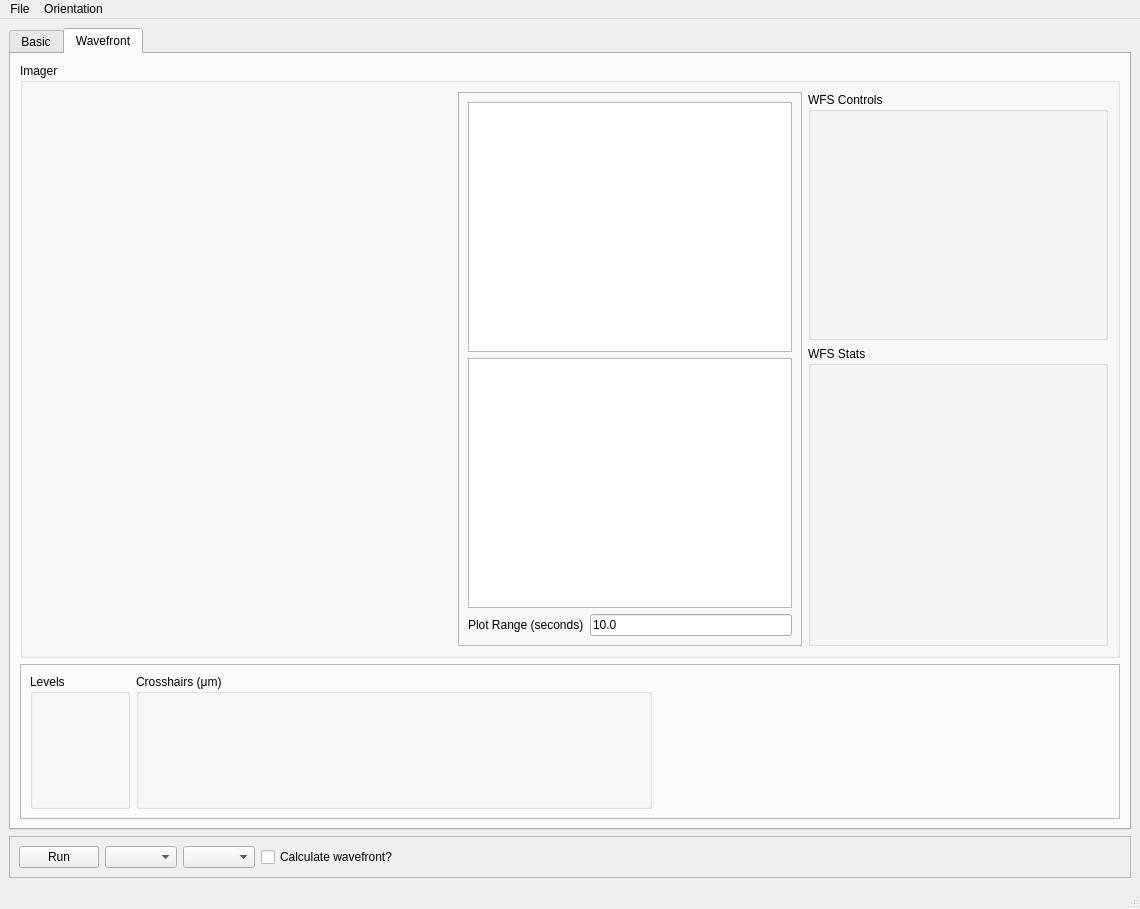
Old version of the form PPM_centroid/PPM_screen.ui in the repository mseaberg/slit_alignment.
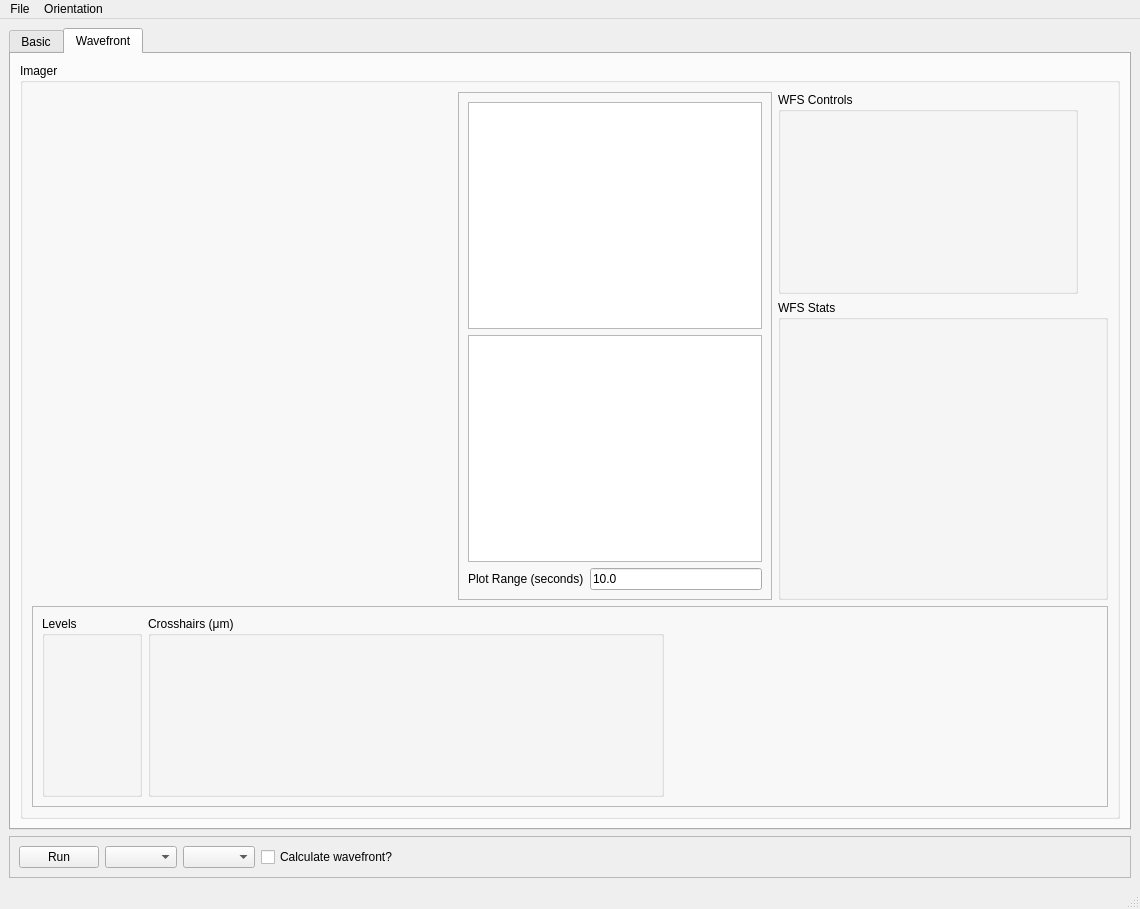
New version of the form. Custom widgets are drawn as their Qt base class.

Patch:
```diff
--- a/PPM_centroid/PPM_screen.ui
+++ b/PPM_centroid/PPM_screen.ui
@@ -280,6 +280,12 @@
           <layout class="QGridLayout" name="gridLayout_7">
            <item row="0" column="0" rowspan="2">
             <widget class="LineoutImage" name="wavefrontWidget" native="true">
+             <property name="sizePolicy">
+              <sizepolicy hsizetype="Expanding" vsizetype="Preferred">
+               <horstretch>0</horstretch>
+               <verstretch>0</verstretch>
+              </sizepolicy>
+             </property>
              <property name="minimumSize">
               <size>
                <width>420</width>
@@ -290,6 +296,12 @@
            </item>
            <item row="0" column="1" rowspan="2">
             <widget class="QFrame" name="frame_4">
+             <property name="sizePolicy">
+              <sizepolicy hsizetype="Expanding" vsizetype="Preferred">
+               <horstretch>0</horstretch>
+               <verstretch>0</verstretch>
+              </sizepolicy>
+             </property>
              <property name="minimumSize">
               <size>
                <width>300</width>
@@ -354,10 +366,16 @@
             <widget class="QGroupBox" name="groupBox_5">
              <property name="minimumSize">
               <size>
-               <width>300</width>
+               <width>330</width>
                <height>300</height>
               </size>
              </property>
+             <property name="maximumSize">
+              <size>
+               <width>330</width>
+               <height>16777215</height>
+              </size>
+             </property>
              <property name="title">
               <string>WFS Stats</string>
              </property>
@@ -368,10 +386,7 @@
              </layout>
             </widget>
            </item>
-          </layout>
-         </widget>
-        </item>
-        <item row="1" column="0">
+           <item row="2" column="0" colspan="3">
          <widget class="QFrame" name="frame_3">
           <property name="frameShape">
            <enum>QFrame::StyledPanel</enum>
@@ -440,6 +455,9 @@
               </size>
              </property>
             </spacer>
+              </item>
+             </layout>
+            </widget>
            </item>
           </layout>
          </widget>
```
Lines whose indentation alone changed are shown as unchanged.
